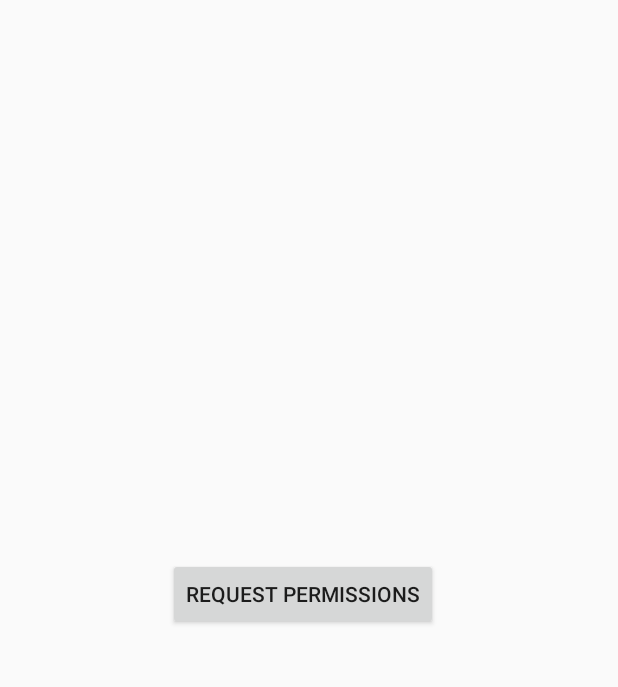
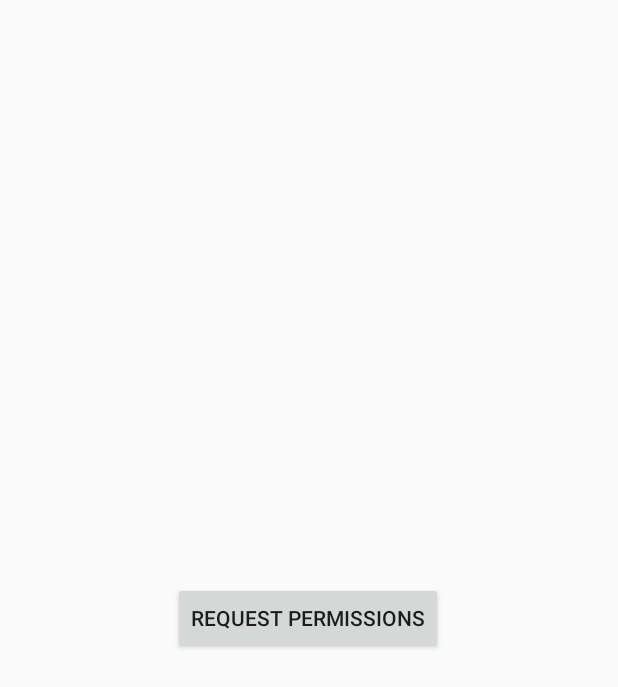
Before and after one commit to avmalin/KeepInTouch, an Android app: the RequestPermissionsActivity screen opened directly, with no data from a screen before it, on a phone screen of 412 x 824 dp. Shown: the top 687 px of the screen. Run offline under Robolectric (Android 15) with nearby library versions, the phone set to English and light mode, and no system bars.

Commit message:
small inmprv

```diff
--- a/app/src/main/java/com/example/keepintouch/UI/ContactAdapter.java
+++ b/app/src/main/java/com/example/keepintouch/UI/ContactAdapter.java
@@ -82,6 +82,7 @@ public class ContactAdapter extends RecyclerView.Adapter<ContactAdapter.ViewHold
         ViewHolder( View itemView) {
             super(itemView);
             tvNumber = itemView.findViewById(R.id.tv_number);
+            tvNumber.setVisibility(View.VISIBLE);
             tvName = itemView.findViewById(R.id.tv_name);
             tvPriority = itemView.findViewById(R.id.tv_priority);
         }
--- a/app/src/main/res/layout/activity_request_permissions_acticity.xml
+++ b/app/src/main/res/layout/activity_request_permissions_acticity.xml
@@ -10,9 +10,10 @@
         android:id="@+id/bt_request"
         android:layout_width="wrap_content"
         android:layout_height="wrap_content"
-        android:layout_marginStart="112dp"
-        android:layout_marginTop="372dp"
         android:text="@string/request_permissions"
+        app:layout_constraintBottom_toBottomOf="parent"
+        app:layout_constraintEnd_toEndOf="parent"
+        app:layout_constraintHorizontal_bias="0.497"
         app:layout_constraintStart_toStartOf="parent"
         app:layout_constraintTop_toTopOf="parent" />
 </androidx.constraintlayout.widget.ConstraintLayout>
```
Also changed, not shown: app/src/main/java/com/example/keepintouch/UI/SwipeItemHandle.java (+11 -13 lines), app/src/main/res/layout/contacts_list_item.xml (+5 -4 lines).
